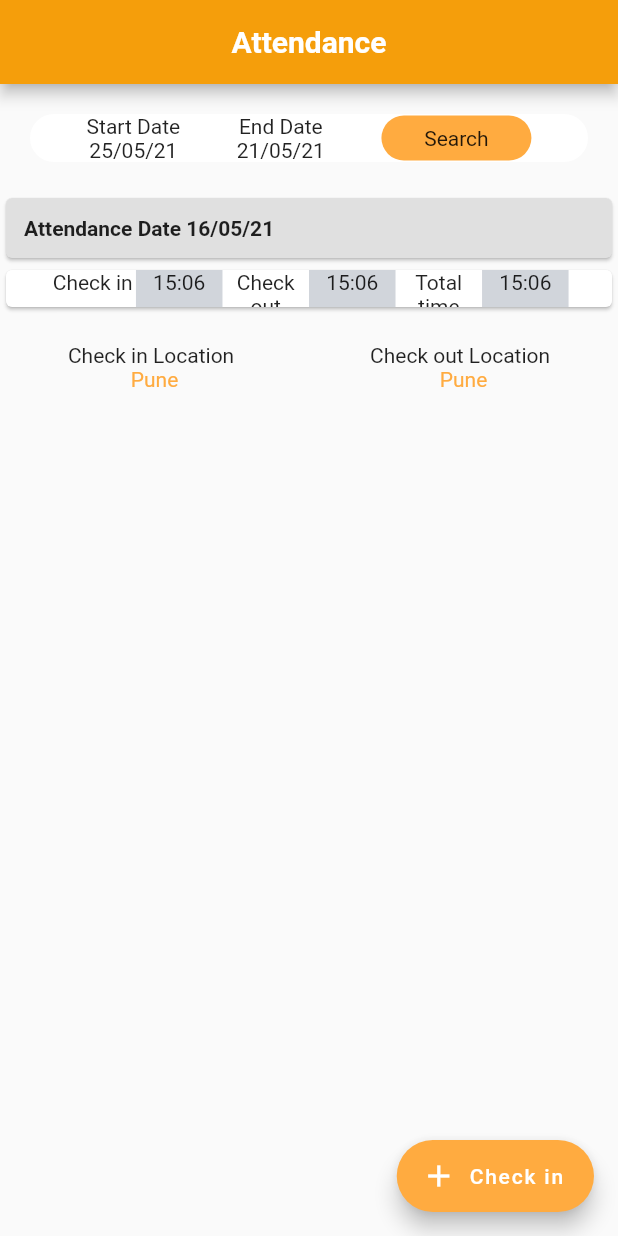
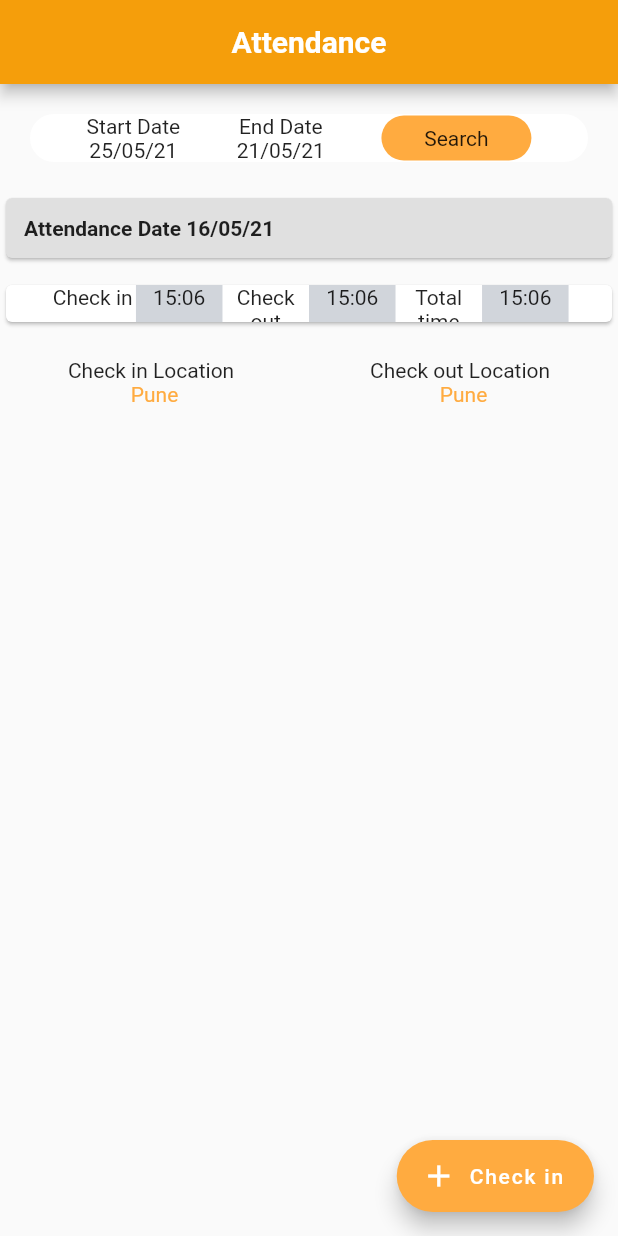
Before and after one commit to rubygandhi/attandance_project, a Flutter app: the screen it shows after launch, on a phone screen of 412 x 824 dp. Run offline on Flutter 3.47's test engine with Material 2 defaults, Android fonts, the light colour scheme and no system bars; our stand-ins replace velocity_x.

Commit message:
Responsive UI

```diff
--- a/lib/attancdance.dart
+++ b/lib/attancdance.dart
@@ -48,16 +48,15 @@ class _AttendanceState extends State<Attendance> {
                 children: [
                   Column(
                     children: [
-
-                      Text("Start Date"),
-                      Text('25/05/21'),
+                      "Start Date".text.make().box.make(),
+                      '25/05/21'.text.make().box.make(),
                     ],
                   ),
                   Column(
                     children: [
 
-                      Text('End Date'),
-                      Text('21/05/21'),
+                      'End Date'.text.make().box.make(),
+                      '21/05/21'.text.make().box.make(),
                     ],
                   ),
                   Column(
@@ -80,7 +79,7 @@ class _AttendanceState extends State<Attendance> {
 
             ),
           ),
-          HeightBox(0),
+          HeightBox(10),
           Card(
 
 
```
